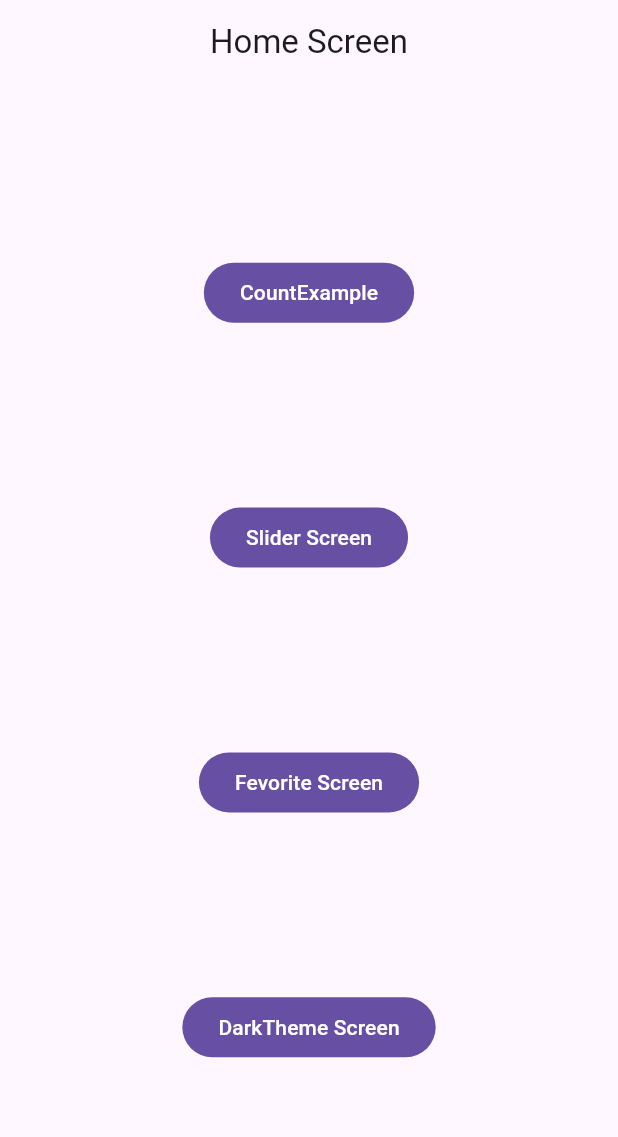
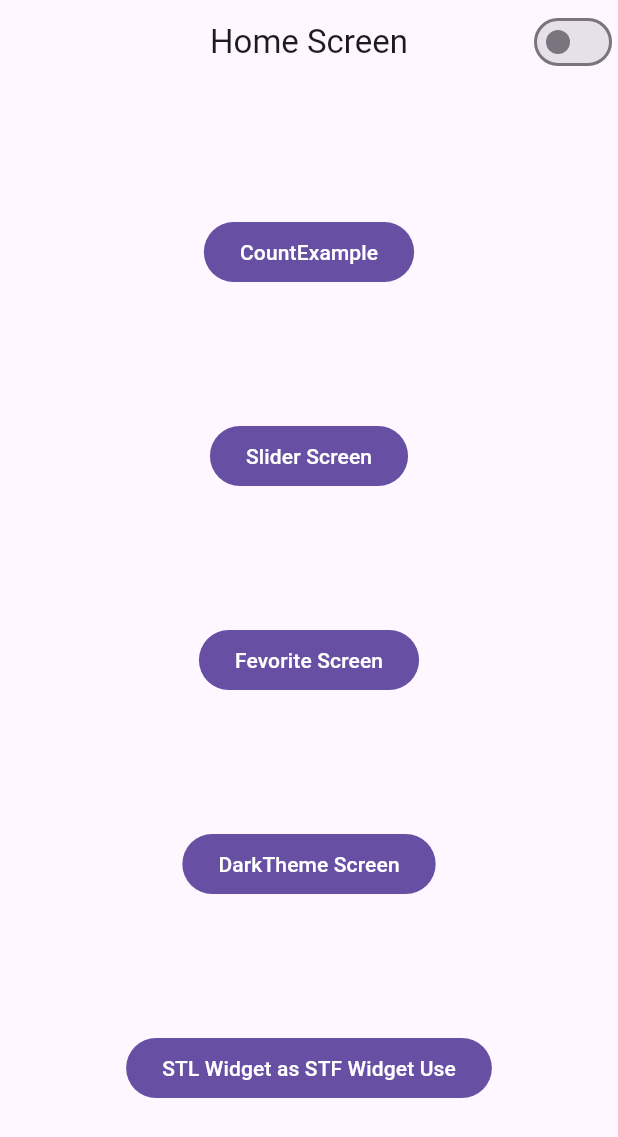
Before and after one commit to KARAN93072/Learner, a Flutter app: the screen it shows after launch, on a phone screen of 412 x 824 dp. Shown: the top 1137 px of the screen. Run offline on Flutter 3.47's test engine with Material 3 defaults, Android fonts, the phone set to English and light mode, and no system bars; our stand-ins replace go_router; missing offline and left inert: dart:ffi.

Commit message:
Back to work

```diff
--- a/lib/const/app_router.dart
+++ b/lib/const/app_router.dart
@@ -5,6 +5,7 @@ import 'package:learner/screens/fevorite/saved_favorite_users.dart';
 import 'package:learner/screens/home/home_screen.dart';
 import 'package:learner/screens/slider/slider_screen.dart';
 import 'package:learner/screens/theme_changer/dark_theme.dart';
+import 'package:learner/screens/value_notify_listener/value_notify_listener.dart';
 
 class AppRouter {
   static GoRouter router = GoRouter(routes: [
@@ -36,7 +37,10 @@ class AppRouter {
           GoRoute(
               path: 'DarkThemeScreen',
               name: DarkThemeScreen.id,
-              builder: (context, state) => const DarkThemeScreen())
+              builder: (context, state) => const DarkThemeScreen()),
+              GoRoute(path: 'ValueNotifyListener',
+              name: ValueNotifyListener.id,
+              builder: (context, state)=> const ValueNotifyListener())
         ]),
   ]);
 }
--- a/lib/screens/home/home_screen.dart
+++ b/lib/screens/home/home_screen.dart
@@ -1,10 +1,12 @@
 import 'package:flutter/material.dart';
-import 'package:flutter/widgets.dart';
 import 'package:go_router/go_router.dart';
 import 'package:learner/screens/count_1/count_example.dart';
 import 'package:learner/screens/fevorite/favorite_screen.dart';
 import 'package:learner/screens/slider/slider_screen.dart';
 import 'package:learner/screens/theme_changer/dark_theme.dart';
+import 'package:learner/screens/theme_changer/theme_changer_provider.dart';
+import 'package:learner/screens/value_notify_listener/value_notify_listener.dart';
+import 'package:provider/provider.dart';
 
 class HomeScreen extends StatelessWidget {
   const HomeScreen({super.key});
@@ -16,26 +18,25 @@ class HomeScreen extends StatelessWidget {
       appBar: AppBar(
         title: const Text('Home Screen'),
         centerTitle: true,
+        actions: [
+          Consumer<ThemeChangerProvider>(
+              builder: (context, value, child) => Switch(
+                  activeColor: const Color.fromARGB(255, 53, 63, 67),
+                  activeTrackColor: const Color.fromARGB(255, 30, 34, 34),
+                  value: value.themeState,
+                  onChanged: (newValue) {
+                    if (value.themeState = newValue) {
+                      value.setTheme(ThemeMode.dark);
+                    } else {
+                      value.setTheme(ThemeMode.light);
+                    }
+                  }))
+        ],
       ),
       body: Center(
         child: Column(
           mainAxisAlignment: MainAxisAlignment.spaceEvenly,
           children: [
-            // Column(
-            //   children: [
-            //     RadioListTile<ThemeMode>(
-            //         title: const Text('Light Mode'),
-            //         value: ThemeMode.light,
-            //         groupValue: themeChanger.themeMode,
-            //         onChanged: themeChanger.setTheme),
-            //     RadioListTile<ThemeMode>(
-            //         title: const Text('Dark Mode'),
-            //         value: ThemeMode.dark,
-            //         groupValue: themeChanger.themeMode,
-            //         onChanged: themeChanger.setTheme)
-            //   ],
-            // ),
-
             FilledButton(
                 onPressed: () {
                   GoRouter.of(context).goNamed(CountExample.id);
@@ -56,6 +57,11 @@ class HomeScreen extends StatelessWidget {
                   GoRouter.of(context).goNamed(DarkThemeScreen.id);
                 },
                 child: const Text('DarkTheme Screen')),
+            FilledButton(
+                onPressed: () {
+                  GoRouter.of(context).goNamed(ValueNotifyListener.id);
+                },
+                child: const Text('STL Widget as STF Widget Use'))
           ],
         ),
       ),
--- a/lib/screens/value_notify_listener/value_notify_listener.dart
+++ b/lib/screens/value_notify_listener/value_notify_listener.dart
@@ -2,6 +2,7 @@ import 'package:flutter/material.dart';
 
 class ValueNotifyListener extends StatelessWidget {
   const ValueNotifyListener({super.key});
+  static String id = 'ValueNotifyListener';
 
   @override
   Widget build(BuildContext context) {
```
Also changed, not shown: lib/screens/theme_changer/dark_theme.dart (+5 -3 lines).
